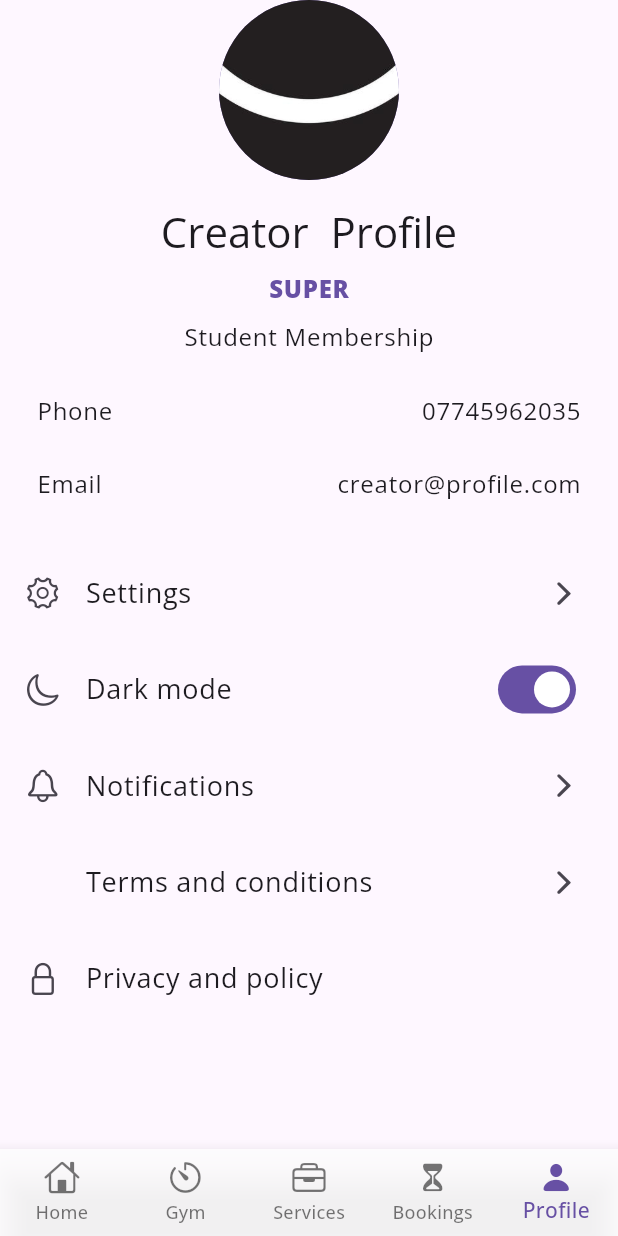
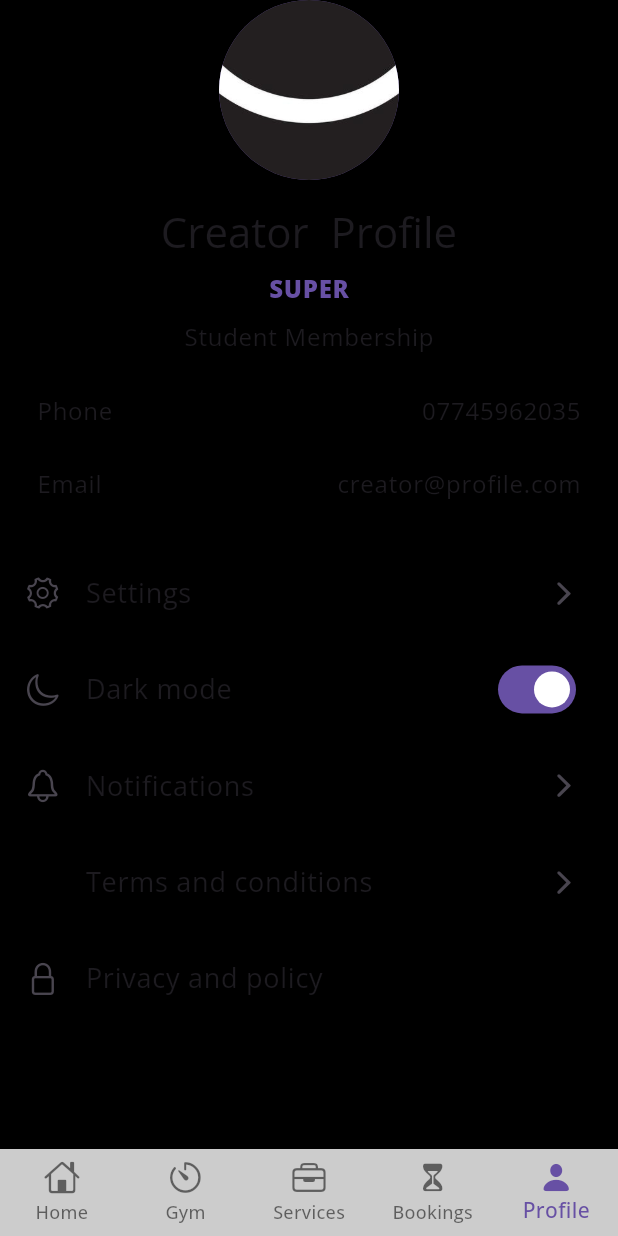
Before and after one commit to AltTheo/UOP_sports_app_v3.0, a Flutter app: the screen it shows after launch, item 5 of the bottom bar chosen, after a tap on "Dark mode", on a phone screen of 412 x 824 dp. Run offline on Flutter 3.47's test engine with Material 3 defaults, Android fonts, the light colour scheme and no system bars; our stand-ins replace flutter_secure_storage, flutter_svg, shared_preferences; project files that could hold a hidden picture were left out.

Commit message:
start on dark mode

```diff
--- a/lib/app.dart
+++ b/lib/app.dart
@@ -5,6 +5,7 @@ import 'package:uop_sports_v3/app_env.dart';
 import 'package:uop_sports_v3/navigation/global_key.dart';
 import 'package:uop_sports_v3/navigation/uop_bottom_nav.dart';
 import 'package:uop_sports_v3/utils/provider/refresh_screen.dart';
+import 'package:uop_sports_v3/utils/provider/theme_provider.dart';
 import 'package:uop_sports_v3/utils/provider/time_slot_provider.dart';
 import 'package:uop_sports_v3/utils/theme/theme.dart';
 
@@ -16,13 +17,21 @@ class UopSportApp extends StatelessWidget {
     return MultiProvider(
       providers: [
         ChangeNotifierProvider(create: (context) => RefreshProvider()),
-        ChangeNotifierProvider(create: (_) => TimeSlotProvider()),
+        ChangeNotifierProvider(create: (context) => TimeSlotProvider()),
+        ChangeNotifierProvider(
+            create: (_) => ThemeProvider()), // Add ThemeProvider
       ],
-      child: MaterialApp(
-        theme: AppTheme.androidLightTheme,
-        navigatorKey: navigatorKey,
-        debugShowCheckedModeBanner: Appconfig.debugBanner,
-        home: const UopBottomNavBar(),
+      child: Consumer<ThemeProvider>(
+        builder: (context, themeProvider, child) {
+          return MaterialApp(
+            theme: themeProvider.isDarkTheme
+                ? AppTheme.appDarkTheme
+                : AppTheme.appLightTheme,
+            navigatorKey: navigatorKey,
+            debugShowCheckedModeBanner: Appconfig.debugBanner,
+            home: const UopBottomNavBar(),
+          );
+        },
       ),
     );
   }
--- a/lib/auth/sign_in.dart
+++ b/lib/auth/sign_in.dart
@@ -5,6 +5,7 @@ import 'package:uop_sports_v3/components/buttons/google_button.dart';
 import 'package:uop_sports_v3/components/buttons/primary_button.dart';
 import 'package:uop_sports_v3/components/input/password_input.dart';
 import 'package:uop_sports_v3/components/input/text_input.dart';
+import 'package:uop_sports_v3/components/wrappers/default_wrapper.dart';
 import 'package:uop_sports_v3/navigation/global_key.dart';
 import 'package:uop_sports_v3/navigation/uop_bottom_nav.dart';
 
@@ -25,9 +26,9 @@ class _SignInPageState extends State<SignInPage> {
     var screensize = MediaQuery.of(context).size;
     var screenWidth = screensize.width;
     var screenHeight = screensize.height;
-    return Scaffold(
+    return DefaultWrapper(
       appBar: AppBar(),
-      body: Center(
+      child: Center(
         child: SingleChildScrollView(
           child: Column(
             mainAxisAlignment: MainAxisAlignment.center,
--- a/lib/auth/sign_up.dart
+++ b/lib/auth/sign_up.dart
@@ -3,6 +3,7 @@ import 'package:flutter/material.dart';
 import 'package:uop_sports_v3/components/buttons/primary_button.dart';
 import 'package:uop_sports_v3/components/input/password_input.dart';
 import 'package:uop_sports_v3/components/input/text_input.dart';
+import 'package:uop_sports_v3/components/wrappers/default_wrapper.dart';
 import 'package:uop_sports_v3/navigation/global_key.dart';
 import 'package:uop_sports_v3/screens/services/services.dart';
 
@@ -23,9 +24,9 @@ class _SignUpPageState extends State<SignUpPage> {
     var screensize = MediaQuery.of(context).size;
     var screenWidth = screensize.width;
     var screenHeight = screensize.height;
-    return Scaffold(
+    return DefaultWrapper(
       appBar: AppBar(),
-      body: Center(
+      child: Center(
         child: SingleChildScrollView(
           child: Column(
             mainAxisAlignment: MainAxisAlignment.center,
--- a/lib/auth/uop_welcome.dart
+++ b/lib/auth/uop_welcome.dart
@@ -3,6 +3,7 @@ import 'package:uop_sports_v3/auth/sign_in.dart';
 import 'package:uop_sports_v3/auth/sign_up.dart';
 import 'package:uop_sports_v3/common/app_features/app_logo.dart';
 import 'package:uop_sports_v3/components/buttons/primary_button.dart';
+import 'package:uop_sports_v3/components/wrappers/default_wrapper.dart';
 import 'package:uop_sports_v3/navigation/global_key.dart';
 
 class UopWelcome extends StatelessWidget {
@@ -15,8 +16,8 @@ class UopWelcome extends StatelessWidget {
     var screenHeight = screensize.height;
     return PopScope(
       canPop: false,
-      child: Scaffold(
-          body: Center(
+      child: DefaultWrapper(
+          child: Center(
         child: Column(
           mainAxisAlignment: MainAxisAlignment.center,
           crossAxisAlignment: CrossAxisAlignment.center,
--- /dev/null
+++ b/lib/components/wrappers/default_wrapper.dart
@@ -0,0 +1,16 @@
+import 'package:flutter/material.dart';
+
+class DefaultWrapper extends StatelessWidget {
+  const DefaultWrapper({super.key, required this.child, this.appBar});
+
+  final Widget child;
+  final AppBar? appBar;
+  @override
+  Widget build(BuildContext context) {
+    return Scaffold(
+      // backgroundColor: Colors.white,
+      appBar: appBar,
+      body: child,
+    );
+  }
+}
--- a/lib/screens/Gym/gym.dart
+++ b/lib/screens/Gym/gym.dart
@@ -2,6 +2,7 @@ import 'package:flutter/material.dart';
 import 'package:intl/intl.dart';
 import 'package:provider/provider.dart';
 import 'package:uop_sports_v3/common/app_features/app_bar.dart';
+import 'package:uop_sports_v3/components/wrappers/default_wrapper.dart';
 import 'package:uop_sports_v3/navigation/global_key.dart';
 import 'package:uop_sports_v3/utils/device/system_alert.dart';
 import 'package:uop_sports_v3/utils/provider/refresh_screen.dart';
@@ -192,9 +193,9 @@ class GymState extends State<Gym> with AutomaticKeepAliveClientMixin {
           });
     }
 
-    return Scaffold(
+    return DefaultWrapper(
       appBar: UopAppBar.staticAppBar('Gym'),
-      body: Column(
+      child: Column(
         children: [
           Padding(
             padding: EdgeInsets.only(
--- a/lib/screens/bookings/booking.dart
+++ b/lib/screens/bookings/booking.dart
@@ -1,5 +1,6 @@
 import 'package:flutter/material.dart';
 import 'package:uop_sports_v3/common/app_features/app_bar.dart';
+import 'package:uop_sports_v3/components/wrappers/default_wrapper.dart';
 import 'package:uop_sports_v3/screens/bookings/booking_list.dart';
 import 'package:uop_sports_v3/utils/provider/refresh_screen.dart';
 import 'package:provider/provider.dart';
@@ -66,7 +67,7 @@ class BookingsState extends State<Bookings> {
     var screenWidth = screenSize.width;
     return DefaultTabController(
       length: 2,
-      child: Scaffold(
+      child: DefaultWrapper(
         appBar: UopAppBar.tabAppBar(
             PreferredSize(
                 preferredSize: const Size.fromHeight(48.0),
@@ -96,7 +97,7 @@ class BookingsState extends State<Bookings> {
                   ),
                 )),
             'Bookings'),
-        body: FutureBuilder<Map<String, List<Map<String, String>>>>(
+        child: FutureBuilder<Map<String, List<Map<String, String>>>>(
           future: _categorizedBookingsFuture,
           builder: (context, snapshot) {
             if (snapshot.connectionState == ConnectionState.waiting) {
--- a/lib/screens/home/discover.dart
+++ b/lib/screens/home/discover.dart
@@ -3,6 +3,7 @@ import 'package:uop_sports_v3/common/app_features/app_bar.dart';
 import 'package:uop_sports_v3/common/app_features/images.dart';
 import 'package:uop_sports_v3/common/widgets/info_bubble.dart';
 import 'package:uop_sports_v3/components/buttons/bell_button.dart';
+import 'package:uop_sports_v3/components/wrappers/default_wrapper.dart';
 import 'package:uop_sports_v3/utils/helper/open_notification.dart';
 
 class Discover extends StatefulWidget {
@@ -44,9 +45,9 @@ class _DiscoverState extends State<Discover> {
   Widget build(BuildContext context) {
     // var screenSize = MediaQuery.of(context).size;
     // var screenWidth = screenSize.width;
-    return Scaffold(
+    return DefaultWrapper(
       appBar: UopAppBar.actionedAppBar(UopAppBar.notiIcon, 'Discover'),
-      body: RefreshIndicator.adaptive(
+      child: RefreshIndicator.adaptive(
         onRefresh: () async {},
         child: ListView.builder(
             itemCount: discoverInfo.length,
--- a/lib/screens/profile/profile.dart
+++ b/lib/screens/profile/profile.dart
@@ -1,7 +1,10 @@
 import 'package:flutter/cupertino.dart';
 import 'package:flutter/material.dart';
+import 'package:provider/provider.dart';
 import 'package:uop_sports_v3/common/app_features/images.dart';
 import 'package:uop_sports_v3/common/widgets/setting_item.dart';
+import 'package:uop_sports_v3/components/wrappers/default_wrapper.dart';
+import 'package:uop_sports_v3/utils/provider/theme_provider.dart';
 
 class Profile extends StatefulWidget {
   const Profile({super.key});
@@ -11,22 +14,15 @@ class Profile extends StatefulWidget {
 }
 
 class _ProfileState extends State<Profile> {
-  bool isDarkModeEnabled = false;
-
-  void toggleSwitch() {
-    setState(() {
-      isDarkModeEnabled = !isDarkModeEnabled;
-    });
-  }
-
   @override
   Widget build(BuildContext context) {
+    final themeProvider = Provider.of<ThemeProvider>(context);
     var screenSize = MediaQuery.of(context).size;
     var screenHeight = screenSize.height;
     var screenWidth = screenSize.width;
-    return Scaffold(
+    return DefaultWrapper(
         // appBar: AppBar(),
-        body: SafeArea(
+        child: SafeArea(
       child: Column(
         mainAxisAlignment: MainAxisAlignment.start,
         crossAxisAlignment: CrossAxisAlignment.center,
@@ -109,14 +105,14 @@ class _ProfileState extends State<Profile> {
               ),
               SettingItem(
                   onTap: () {
-                    toggleSwitch();
+                    themeProvider.toggleTheme();
                   },
                   title: 'Dark mode',
                   icons: CupertinoIcons.moon,
                   trailing: Switch.adaptive(
-                      value: isDarkModeEnabled,
+                      value: themeProvider.isDarkTheme,
                       onChanged: (value) {
-                        toggleSwitch();
+                        themeProvider.toggleTheme();
                       })),
               SettingItem(
                 onTap: () {},
--- a/lib/screens/services/services.dart
+++ b/lib/screens/services/services.dart
@@ -1,6 +1,8 @@
 import 'package:flutter/material.dart';
 import 'package:uop_sports_v3/common/app_features/app_bar.dart';
+import 'package:uop_sports_v3/components/wrappers/default_wrapper.dart';
 import 'package:uop_sports_v3/screens/Gym/gym.dart';
+import 'package:uop_sports_v3/screens/services/climb_page.dart';
 import 'package:uop_sports_v3/screens/services/sports_page.dart';
 import 'package:uop_sports_v3/screens/services/swim_page.dart';
 import 'package:uop_sports_v3/screens/services/uop_class_page.dart';
@@ -17,7 +19,7 @@ class _ServicesState extends State<Services> {
   Widget build(BuildContext context) {
     return DefaultTabController(
       length: 4,
-      child: Scaffold(
+      child: DefaultWrapper(
         appBar: UopAppBar.tabAppBar(
             const TabBar(dividerColor: Colors.transparent, tabs: [
               Tab(
@@ -34,14 +36,8 @@ class _ServicesState extends State<Services> {
               ),
             ]),
             'Services'),
-        body: const TabBarView(children: [
-          SportsPage(),
-          UopClasses(),
-          SwimPage(),
-          Center(
-            child: Text('View 5'),
-          )
-        ]),
+        child: const TabBarView(
+            children: [SportsPage(), UopClasses(), SwimPage(), ClimbPage()]),
       ),
     );
   }
--- a/lib/screens/services/sports_page.dart
+++ b/lib/screens/services/sports_page.dart
@@ -2,6 +2,7 @@ import 'package:flutter/material.dart';
 import 'package:uop_sports_v3/common/app_features/images.dart';
 import 'package:uop_sports_v3/common/widgets/service_grid.dart';
 import 'package:uop_sports_v3/components/input/search_input.dart';
+import 'package:uop_sports_v3/components/wrappers/default_wrapper.dart';
 import 'package:uop_sports_v3/screens/services/service_model.dart';
 
 class SportsPage extends StatefulWidget {
@@ -42,8 +43,8 @@ class _SportsPageState extends State<SportsPage> {
     var screenSize = MediaQuery.of(context).size;
     var screenHeight = screenSize.height;
     var screenWidth = screenSize.width;
-    return Scaffold(
-        body: Column(
+    return DefaultWrapper(
+        child: Column(
       children: [
         // Row(
         //   mainAxisAlignment: MainAxisAlignment.spaceBetween,
--- a/lib/screens/services/swim_page.dart
+++ b/lib/screens/services/swim_page.dart
@@ -1,5 +1,6 @@
 import 'package:flutter/material.dart';
 import 'package:uop_sports_v3/components/input/search_input.dart';
+import 'package:uop_sports_v3/components/wrappers/default_wrapper.dart';
 
 class SwimPage extends StatefulWidget {
   const SwimPage({super.key});
@@ -12,8 +13,8 @@ class _SwimPageState extends State<SwimPage> {
   TextEditingController searchController = TextEditingController();
   @override
   Widget build(BuildContext context) {
-    return Scaffold(
-      body: Column(
+    return DefaultWrapper(
+      child: Column(
         mainAxisAlignment: MainAxisAlignment.center,
         children: [
           Center(
--- a/lib/screens/services/uop_class_page.dart
+++ b/lib/screens/services/uop_class_page.dart
@@ -1,5 +1,6 @@
 import 'package:flutter/material.dart';
 import 'package:uop_sports_v3/components/input/search_input.dart';
+import 'package:uop_sports_v3/components/wrappers/default_wrapper.dart';
 
 class UopClasses extends StatefulWidget {
   const UopClasses({super.key});
@@ -12,8 +13,8 @@ class _UopClassesState extends State<UopClasses> {
   TextEditingController searchController = TextEditingController();
   @override
   Widget build(BuildContext context) {
-    return Scaffold(
-      body: Column(
+    return DefaultWrapper(
+      child: Column(
         mainAxisAlignment: MainAxisAlignment.center,
         children: [
           Center(
--- /dev/null
+++ b/lib/utils/provider/theme_provider.dart
@@ -0,0 +1,12 @@
+import 'package:flutter/material.dart';
+
+class ThemeProvider with ChangeNotifier {
+  bool _isDarkTheme = false;
+
+  bool get isDarkTheme => _isDarkTheme;
+
+  void toggleTheme() {
+    _isDarkTheme = !_isDarkTheme;
+    notifyListeners();
+  }
+}
--- a/lib/utils/theme/theme.dart
+++ b/lib/utils/theme/theme.dart
@@ -3,9 +3,11 @@ import 'package:flutter/material.dart';
 class AppTheme {
   AppTheme._();
 
-  static ThemeData androidLightTheme = ThemeData(
+  static ThemeData appLightTheme = ThemeData(
+      useMaterial3: true,
       fontFamily: 'Poppins',
       bottomNavigationBarTheme: const BottomNavigationBarThemeData(
+        backgroundColor: Colors.white,
         showSelectedLabels: true,
         showUnselectedLabels: true,
         selectedLabelStyle:
@@ -14,6 +16,31 @@ class AppTheme {
             TextStyle(fontWeight: FontWeight.w500, color: Colors.black),
         type: BottomNavigationBarType.fixed,
       ),
-      appBarTheme:
-          const AppBarTheme(scrolledUnderElevation: 0, centerTitle: true));
+      scaffoldBackgroundColor: Colors.white,
+      appBarTheme: const AppBarTheme(
+        scrolledUnderElevation: 0,
+        centerTitle: true,
+        backgroundColor: Colors.white,
+      ));
+
+  static ThemeData appDarkTheme = ThemeData(
+      useMaterial3: true,
+      fontFamily: 'Poppins',
+      bottomNavigationBarTheme: const BottomNavigationBarThemeData(
+        backgroundColor: Colors.black,
+        showSelectedLabels: true,
+        showUnselectedLabels: true,
+        selectedLabelStyle:
+            TextStyle(fontWeight: FontWeight.w500, color: Colors.purple),
+        unselectedLabelStyle:
+            TextStyle(fontWeight: FontWeight.w500, color: Colors.white),
+        type: BottomNavigationBarType.fixed,
+      ),
+      scaffoldBackgroundColor: Colors.black,
+      appBarTheme: AppBarTheme(
+        scrolledUnderElevation: 0,
+        centerTitle: true,
+        backgroundColor: Colors.grey[900],
+      ),
+      textTheme: const TextTheme());
 }
```
Also changed, not shown: lib/components/modals/notification_modal.dart (+15 -0 lines), lib/components/wrappers/default_scroll_wrapper.dart (added, +16 -0 lines), lib/screens/services/climb_page.dart (added, +34 -0 lines).
